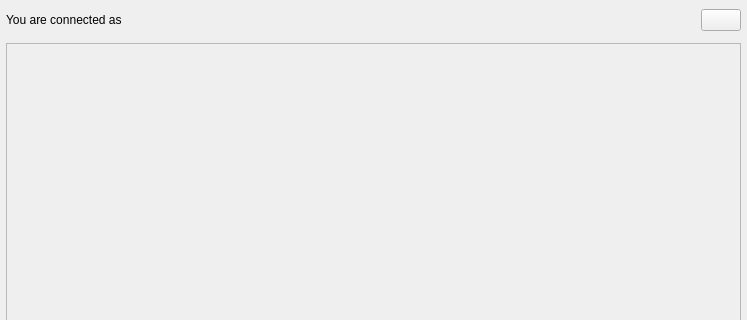
This is src/Common/gui/NinjamRoomWindow.ui in elieserdejesus/JamTaba as Qt 5 draws it before an edit; both pictures show x 0 to 747 and y 0 to 320 of the 747 by 474 pixel window. The edited form follows.
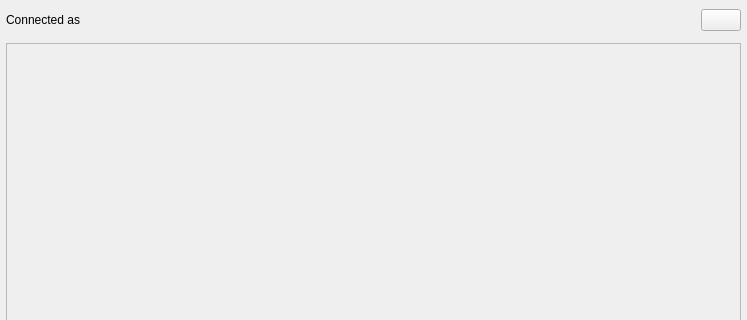
This is the edited form.

Patch:
```diff
--- a/src/Common/gui/NinjamRoomWindow.ui
+++ b/src/Common/gui/NinjamRoomWindow.ui
@@ -58,7 +58,7 @@
         </sizepolicy>
        </property>
        <property name="text">
-        <string>You are connected as &lt;user_name&gt;</string>
+        <string>Connected as &lt;user_name&gt;</string>
        </property>
       </widget>
      </item>
```
